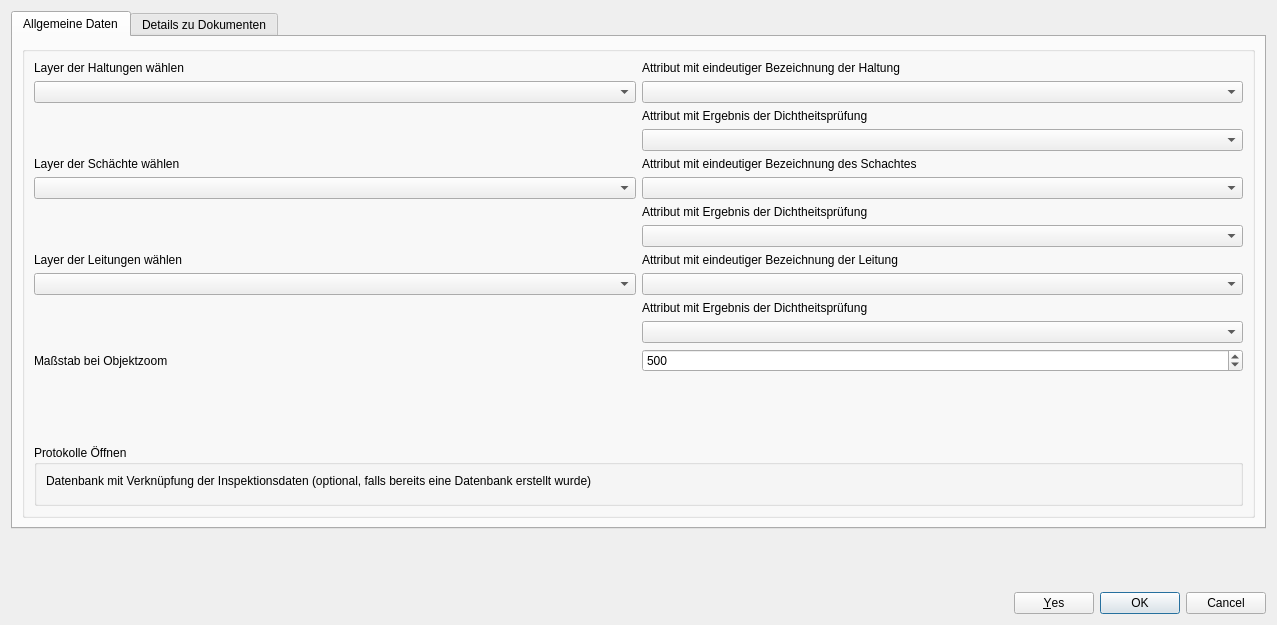
Above: ui/einstellungen.ui from a-matz/QGis_document_connector before the change. Below: the same form after it.
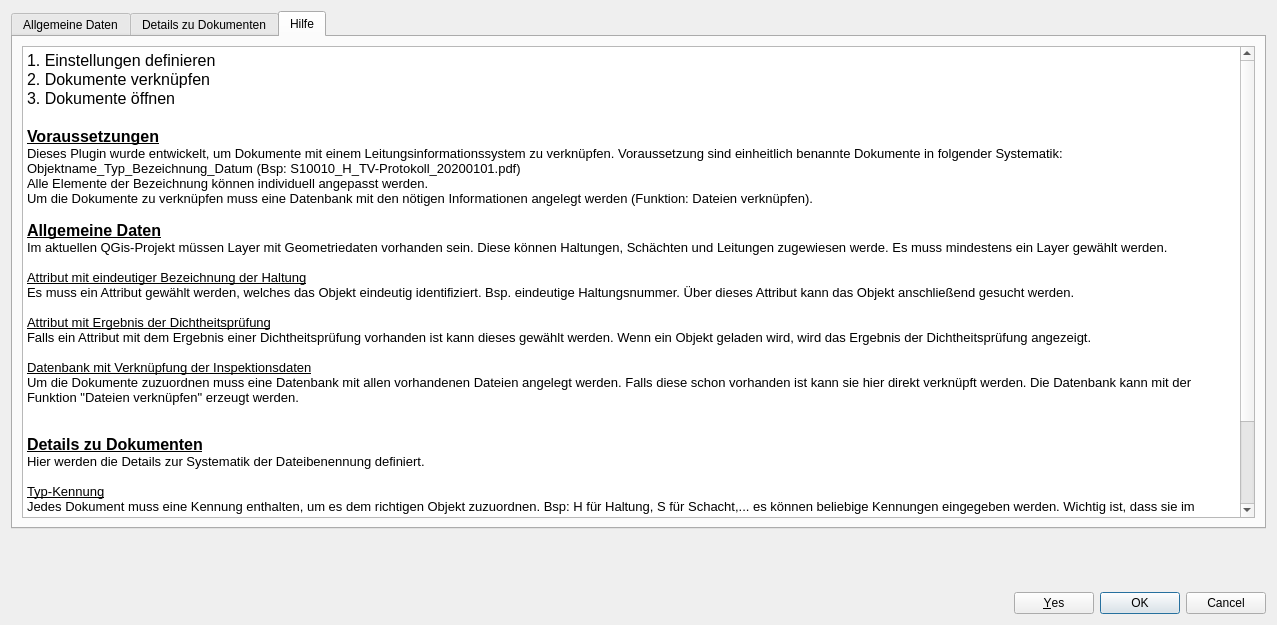
That is the form after the change. The open tabs and pages were chosen to show the change. Custom widgets are drawn as their Qt base class.

```diff
--- a/ui/einstellungen.ui
+++ b/ui/einstellungen.ui
@@ -700,6 +700,56 @@
        </item>
       </layout>
      </widget>
+     <widget class="QWidget" name="tab">
+      <attribute name="title">
+       <string>Hilfe</string>
+      </attribute>
+      <layout class="QGridLayout" name="gridLayout_4">
+       <item row="0" column="0">
+        <widget class="QTextEdit" name="textEdit">
+         <property name="html">
+          <string>&lt;!DOCTYPE HTML PUBLIC &quot;-//W3C//DTD HTML 4.0//EN&quot; &quot;http://www.w3.org/TR/REC-html40/strict.dtd&quot;&gt;
+&lt;html&gt;&lt;head&gt;&lt;meta name=&quot;qrichtext&quot; content=&quot;1&quot; /&gt;&lt;style type=&quot;text/css&quot;&gt;
+p, li { white-space: pre-wrap; }
+&lt;/style&gt;&lt;/head&gt;&lt;body style=&quot; font-family:'MS Shell Dlg 2'; font-size:7.8pt; font-weight:400; font-style:normal;&quot;&gt;
+&lt;p style=&quot; margin-top:0px; margin-bottom:0px; margin-left:0px; margin-right:0px; -qt-block-indent:0; text-indent:0px;&quot;&gt;&lt;span style=&quot; font-size:12pt;&quot;&gt;1. Einstellungen definieren&lt;/span&gt;&lt;/p&gt;
+&lt;p style=&quot; margin-top:0px; margin-bottom:0px; margin-left:0px; margin-right:0px; -qt-block-indent:0; text-indent:0px;&quot;&gt;&lt;span style=&quot; font-size:12pt;&quot;&gt;2. Dokumente verknüpfen&lt;/span&gt;&lt;/p&gt;
+&lt;p style=&quot; margin-top:0px; margin-bottom:0px; margin-left:0px; margin-right:0px; -qt-block-indent:0; text-indent:0px;&quot;&gt;&lt;span style=&quot; font-size:12pt;&quot;&gt;3. Dokumente öffnen&lt;/span&gt;&lt;/p&gt;
+&lt;p style=&quot;-qt-paragraph-type:empty; margin-top:0px; margin-bottom:0px; margin-left:0px; margin-right:0px; -qt-block-indent:0; text-indent:0px; font-size:12pt; font-weight:600; text-decoration: underline;&quot;&gt;&lt;br /&gt;&lt;/p&gt;
+&lt;p style=&quot; margin-top:0px; margin-bottom:0px; margin-left:0px; margin-right:0px; -qt-block-indent:0; text-indent:0px;&quot;&gt;&lt;span style=&quot; font-size:12pt; font-weight:600; text-decoration: underline;&quot;&gt;Voraussetzungen&lt;/span&gt;&lt;/p&gt;
+&lt;p style=&quot; margin-top:0px; margin-bottom:0px; margin-left:0px; margin-right:0px; -qt-block-indent:0; text-indent:0px;&quot;&gt;&lt;span style=&quot; font-size:10pt;&quot;&gt;Dieses Plugin wurde entwickelt, um Dokumente mit einem Leitungsinformationssystem zu verknüpfen. Voraussetzung sind einheitlich benannte Dokumente in folgender Systematik:&lt;/span&gt;&lt;/p&gt;
+&lt;p style=&quot; margin-top:0px; margin-bottom:0px; margin-left:0px; margin-right:0px; -qt-block-indent:0; text-indent:0px;&quot;&gt;&lt;span style=&quot; font-size:10pt;&quot;&gt;Objektname_Typ_Bezeichnung_Datum (Bsp: S10010_H_TV-Protokoll_20200101.pdf)&lt;/span&gt;&lt;/p&gt;
+&lt;p style=&quot; margin-top:0px; margin-bottom:0px; margin-left:0px; margin-right:0px; -qt-block-indent:0; text-indent:0px;&quot;&gt;&lt;span style=&quot; font-size:10pt;&quot;&gt;Alle Elemente der Bezeichnung können individuell angepasst werden. &lt;/span&gt;&lt;/p&gt;
+&lt;p style=&quot; margin-top:0px; margin-bottom:0px; margin-left:0px; margin-right:0px; -qt-block-indent:0; text-indent:0px;&quot;&gt;&lt;span style=&quot; font-size:10pt;&quot;&gt;Um die Dokumente zu verknüpfen muss eine Datenbank mit den nötigen Informationen angelegt werden (Funktion: Dateien verknüpfen).&lt;/span&gt;&lt;/p&gt;
+&lt;p style=&quot;-qt-paragraph-type:empty; margin-top:0px; margin-bottom:0px; margin-left:0px; margin-right:0px; -qt-block-indent:0; text-indent:0px; font-size:10pt;&quot;&gt;&lt;br /&gt;&lt;/p&gt;
+&lt;p style=&quot; margin-top:0px; margin-bottom:0px; margin-left:0px; margin-right:0px; -qt-block-indent:0; text-indent:0px;&quot;&gt;&lt;span style=&quot; font-size:12pt; font-weight:600; text-decoration: underline;&quot;&gt;Allgemeine Daten&lt;/span&gt;&lt;/p&gt;
+&lt;p style=&quot; margin-top:0px; margin-bottom:0px; margin-left:0px; margin-right:0px; -qt-block-indent:0; text-indent:0px;&quot;&gt;&lt;span style=&quot; font-size:10pt;&quot;&gt;Im aktuellen QGis-Projekt müssen Layer mit Geometriedaten vorhanden sein. Diese können Haltungen, Schächten und Leitungen zugewiesen werde. Es muss mindestens ein Layer gewählt werden.&lt;/span&gt;&lt;/p&gt;
+&lt;p style=&quot;-qt-paragraph-type:empty; margin-top:0px; margin-bottom:0px; margin-left:0px; margin-right:0px; -qt-block-indent:0; text-indent:0px; font-size:10pt;&quot;&gt;&lt;br /&gt;&lt;/p&gt;
+&lt;p style=&quot; margin-top:0px; margin-bottom:0px; margin-left:0px; margin-right:0px; -qt-block-indent:0; text-indent:0px;&quot;&gt;&lt;span style=&quot; font-size:10pt; text-decoration: underline;&quot;&gt;Attribut mit eindeutiger Bezeichnung der Haltung&lt;/span&gt;&lt;/p&gt;
+&lt;p style=&quot; margin-top:0px; margin-bottom:0px; margin-left:0px; margin-right:0px; -qt-block-indent:0; text-indent:0px;&quot;&gt;&lt;span style=&quot; font-size:10pt;&quot;&gt;Es muss ein Attribut gewählt werden, welches das Objekt eindeutig identifiziert. Bsp. eindeutige Haltungsnummer. Über dieses Attribut kann das Objekt anschließend gesucht werden.&lt;/span&gt;&lt;/p&gt;
+&lt;p style=&quot;-qt-paragraph-type:empty; margin-top:0px; margin-bottom:0px; margin-left:0px; margin-right:0px; -qt-block-indent:0; text-indent:0px; font-size:10pt;&quot;&gt;&lt;br /&gt;&lt;/p&gt;
+&lt;p style=&quot; margin-top:0px; margin-bottom:0px; margin-left:0px; margin-right:0px; -qt-block-indent:0; text-indent:0px;&quot;&gt;&lt;span style=&quot; font-size:10pt; text-decoration: underline;&quot;&gt;Attribut mit Ergebnis der Dichtheitsprüfung&lt;/span&gt;&lt;/p&gt;
+&lt;p style=&quot; margin-top:0px; margin-bottom:0px; margin-left:0px; margin-right:0px; -qt-block-indent:0; text-indent:0px;&quot;&gt;&lt;span style=&quot; font-size:10pt;&quot;&gt;Falls ein Attribut mit dem Ergebnis einer Dichtheitsprüfung vorhanden ist kann dieses gewählt werden. Wenn ein Objekt geladen wird, wird das Ergebnis der Dichtheitsprüfung angezeigt.&lt;/span&gt;&lt;/p&gt;
+&lt;p style=&quot;-qt-paragraph-type:empty; margin-top:0px; margin-bottom:0px; margin-left:0px; margin-right:0px; -qt-block-indent:0; text-indent:0px; font-size:10pt;&quot;&gt;&lt;br /&gt;&lt;/p&gt;
+&lt;p style=&quot; margin-top:0px; margin-bottom:0px; margin-left:0px; margin-right:0px; -qt-block-indent:0; text-indent:0px;&quot;&gt;&lt;span style=&quot; font-size:10pt; text-decoration: underline;&quot;&gt;Datenbank mit Verknüpfung der Inspektionsdaten&lt;/span&gt;&lt;/p&gt;
+&lt;p style=&quot; margin-top:0px; margin-bottom:0px; margin-left:0px; margin-right:0px; -qt-block-indent:0; text-indent:0px;&quot;&gt;&lt;span style=&quot; font-size:10pt;&quot;&gt;Um die Dokumente zuzuordnen muss eine Datenbank mit allen vorhandenen Dateien angelegt werden. Falls diese schon vorhanden ist kann sie hier direkt verknüpft werden. Die Datenbank kann mit der Funktion &amp;quot;Dateien verknüpfen&amp;quot; erzeugt werden.&lt;/span&gt;&lt;/p&gt;
+&lt;p style=&quot;-qt-paragraph-type:empty; margin-top:0px; margin-bottom:0px; margin-left:0px; margin-right:0px; -qt-block-indent:0; text-indent:0px; font-size:10pt;&quot;&gt;&lt;br /&gt;&lt;/p&gt;
+&lt;p style=&quot;-qt-paragraph-type:empty; margin-top:0px; margin-bottom:0px; margin-left:0px; margin-right:0px; -qt-block-indent:0; text-indent:0px; font-size:10pt;&quot;&gt;&lt;br /&gt;&lt;/p&gt;
+&lt;p style=&quot; margin-top:0px; margin-bottom:0px; margin-left:0px; margin-right:0px; -qt-block-indent:0; text-indent:0px;&quot;&gt;&lt;span style=&quot; font-size:12pt; font-weight:600; text-decoration: underline;&quot;&gt;Details zu Dokumenten&lt;/span&gt;&lt;/p&gt;
+&lt;p style=&quot; margin-top:0px; margin-bottom:0px; margin-left:0px; margin-right:0px; -qt-block-indent:0; text-indent:0px;&quot;&gt;&lt;span style=&quot; font-size:10pt;&quot;&gt;Hier werden die Details zur Systematik der Dateibenennung definiert.&lt;/span&gt;&lt;/p&gt;
+&lt;p style=&quot;-qt-paragraph-type:empty; margin-top:0px; margin-bottom:0px; margin-left:0px; margin-right:0px; -qt-block-indent:0; text-indent:0px; font-size:10pt;&quot;&gt;&lt;br /&gt;&lt;/p&gt;
+&lt;p style=&quot; margin-top:0px; margin-bottom:0px; margin-left:0px; margin-right:0px; -qt-block-indent:0; text-indent:0px;&quot;&gt;&lt;span style=&quot; font-size:10pt; text-decoration: underline;&quot;&gt;Typ-Kennung&lt;/span&gt;&lt;/p&gt;
+&lt;p style=&quot; margin-top:0px; margin-bottom:0px; margin-left:0px; margin-right:0px; -qt-block-indent:0; text-indent:0px;&quot;&gt;&lt;span style=&quot; font-size:10pt;&quot;&gt;Jedes Dokument muss eine Kennung enthalten, um es dem richtigen Objekt zuzuordnen. Bsp: H für Haltung, S für Schacht,... es können beliebige Kennungen eingegeben werden. Wichtig ist, dass sie im Dateinamen vorher und nachher durch das definierte Trennzeichen abgegrenzt werden. Mehrer Kennungen sind durch ein Semikolon (;) zu trennen.&lt;/span&gt;&lt;/p&gt;
+&lt;p style=&quot;-qt-paragraph-type:empty; margin-top:0px; margin-bottom:0px; margin-left:0px; margin-right:0px; -qt-block-indent:0; text-indent:0px; font-size:10pt;&quot;&gt;&lt;br /&gt;&lt;/p&gt;
+&lt;p style=&quot; margin-top:0px; margin-bottom:0px; margin-left:0px; margin-right:0px; -qt-block-indent:0; text-indent:0px;&quot;&gt;&lt;span style=&quot; font-size:10pt; text-decoration: underline;&quot;&gt;Bezeichnung Protokolle, Druckprüfungen, Videos&lt;/span&gt;&lt;/p&gt;
+&lt;p style=&quot; margin-top:0px; margin-bottom:0px; margin-left:0px; margin-right:0px; -qt-block-indent:0; text-indent:0px;&quot;&gt;&lt;span style=&quot; font-size:10pt;&quot;&gt;Es wird zwischen den drei genannten Dateitypen unterschieden. Für die Zuordnung ist die Eingabe der jeweiligen Bezeichnung wichtig. Wenn mehrere Bezeichnungen bspw. für Protokolle möglich sind, dann sind diese mit einem Semikolon zu trennen.&lt;/span&gt;&lt;/p&gt;
+&lt;p style=&quot; margin-top:0px; margin-bottom:0px; margin-left:0px; margin-right:0px; -qt-block-indent:0; text-indent:0px;&quot;&gt;&lt;span style=&quot; font-size:10pt;&quot;&gt;Sollten weiter Dokumente mit eigener Bezeichnung vorhanden sein, so werden diese als &amp;quot;andere Dateien&amp;quot; verknüpft und angezeigt. Bsp: Skizzen, Fotos&lt;/span&gt;&lt;/p&gt;
+&lt;p style=&quot; margin-top:0px; margin-bottom:0px; margin-left:0px; margin-right:0px; -qt-block-indent:0; text-indent:0px;&quot;&gt;&lt;span style=&quot; font-size:10pt;&quot;&gt;Wenn gewisse Dateiformate nicht verknüpft werden können, so sind diese im Feld &amp;quot;Dateiformate ignorieren&amp;quot; anzuführen.&lt;/span&gt;&lt;/p&gt;&lt;/body&gt;&lt;/html&gt;</string>
+         </property>
+        </widget>
+       </item>
+      </layout>
+     </widget>
     </widget>
    </item>
    <item>
```
Left out of the diff: 6 changed lines with no effect on the pictures.
